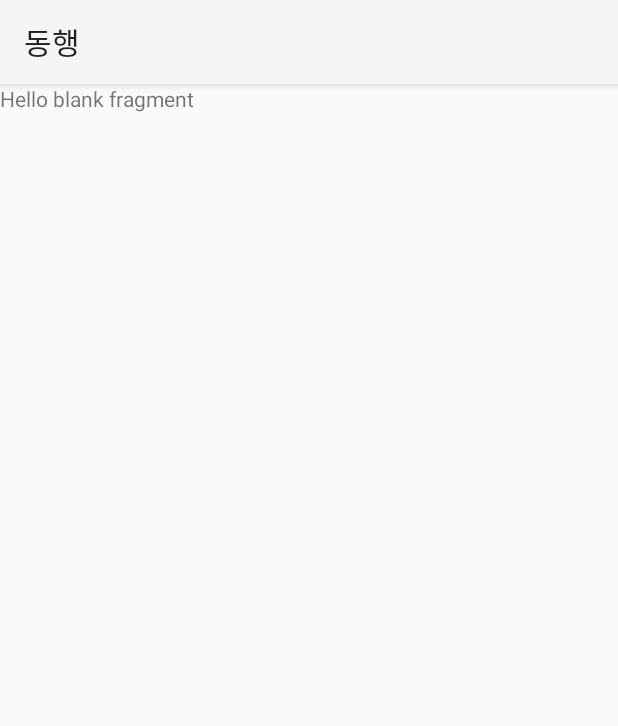
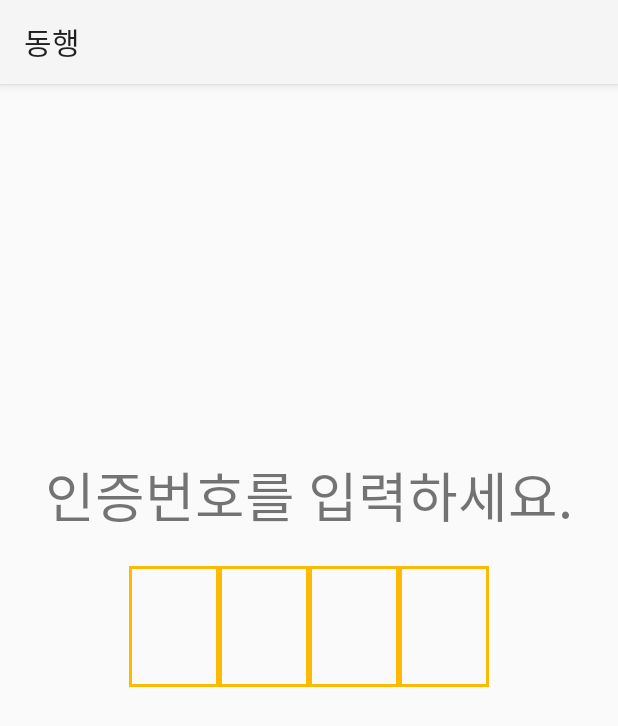
Before and after one commit to jingul414/TeamProject, an Android app: the fragment ControllerConnectFragment shown on its own in the app's theme, on a phone screen of 412 x 824 dp. Shown: the top 726 px of the screen. Run offline under Robolectric (Android 15) with nearby library versions, the phone set to English and light mode, and no system bars.

Commit message:
controller_connect 수정

```diff
--- a/app/src/main/res/layout/fragment_controller_connect.xml
+++ b/app/src/main/res/layout/fragment_controller_connect.xml
@@ -1,14 +1,84 @@
 <?xml version="1.0" encoding="utf-8"?>
-<FrameLayout xmlns:android="http://schemas.android.com/apk/res/android"
+<androidx.constraintlayout.widget.ConstraintLayout xmlns:android="http://schemas.android.com/apk/res/android"
+    xmlns:app="http://schemas.android.com/apk/res-auto"
     xmlns:tools="http://schemas.android.com/tools"
     android:layout_width="match_parent"
     android:layout_height="match_parent"
     tools:context=".myscreen.ControllerConnectFragment">
 
     <!-- TODO: Update blank fragment layout -->
-    <TextView
-        android:layout_width="match_parent"
-        android:layout_height="match_parent"
-        android:text="@string/hello_blank_fragment" />
+    <LinearLayout
 
-</FrameLayout>
+        android:layout_width="411dp"
+        android:layout_height="472dp"
+        android:gravity="center"
+        android:orientation="vertical"
+        app:layout_constraintBottom_toBottomOf="parent"
+        app:layout_constraintEnd_toEndOf="parent"
+        app:layout_constraintStart_toStartOf="parent"
+        app:layout_constraintTop_toTopOf="parent"
+        app:layout_constraintVertical_bias="0.3">
+
+        <TextView
+            android:id="@+id/info_text"
+            android:layout_width="wrap_content"
+            android:layout_height="wrap_content"
+            android:text="인증번호를 입력하세요."
+            android:textSize="36sp" />
+
+        <Space
+            android:layout_width="match_parent"
+            android:layout_height="20dp" />
+
+        <LinearLayout
+            android:layout_width="wrap_content"
+            android:layout_height="wrap_content"
+            android:layout_gravity="center"
+            android:gravity="center"
+            android:orientation="horizontal">
+
+            <EditText
+                android:id="@+id/num1_edit"
+                android:layout_width="60dp"
+                android:layout_height="wrap_content"
+                android:background="@drawable/border"
+                android:gravity="center"
+                android:inputType="number"
+                android:maxLength="1"
+                android:textSize="60sp" />
+
+            <EditText
+                android:id="@+id/num2_edit"
+                android:layout_width="60dp"
+                android:layout_height="wrap_content"
+                android:background="@drawable/border"
+                android:gravity="center"
+                android:inputType="number"
+                android:maxLength="1"
+                android:textSize="60sp" />
+
+            <EditText
+                android:id="@+id/num3_edit"
+                android:layout_width="60dp"
+                android:layout_height="wrap_content"
+                android:background="@drawable/border"
+                android:gravity="center"
+                android:inputType="number"
+                android:maxLength="1"
+                android:textSize="60sp" />
+
+            <EditText
+                android:id="@+id/num4_edit"
+                android:layout_width="60dp"
+                android:layout_height="wrap_content"
+                android:background="@drawable/border"
+                android:gravity="center"
+                android:inputType="number"
+                android:maxLength="1"
+                android:textSize="60sp" />
+
+        </LinearLayout>
+
+    </LinearLayout>
+
+</androidx.constraintlayout.widget.ConstraintLayout>
```
